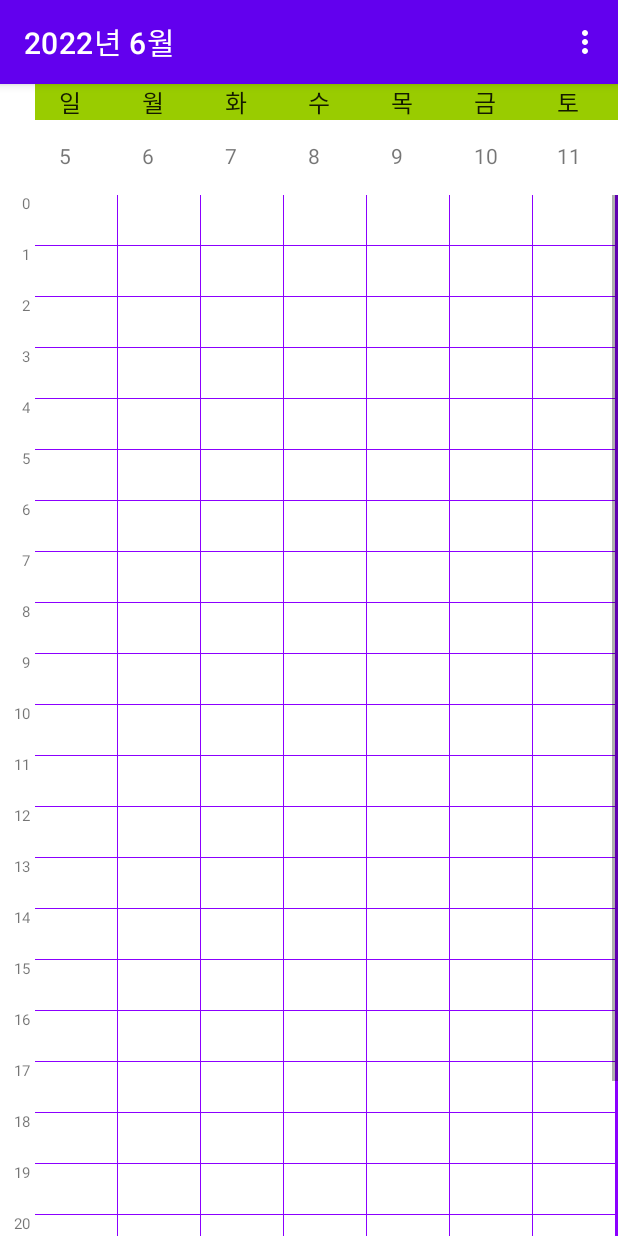
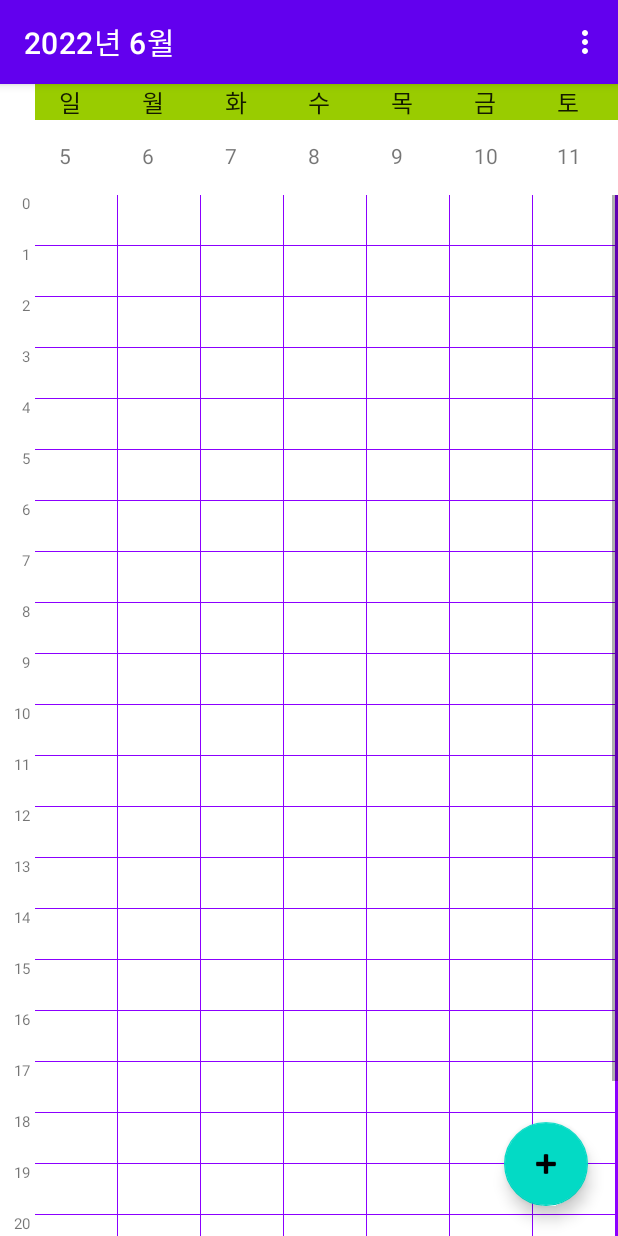
Before and after one commit to jiman-you/AndroidProject, an Android app: the screen it shows after launch (MonthViewActivity), in the options menu, after a tap on an icon or button, on a phone screen of 412 x 824 dp. Run offline under Robolectric (Android 15) with nearby library versions, the phone set to English and light mode, and no system bars.

Commit message:
layout_floting

```diff
--- a/AndroidProject1/app/src/main/java/com/hansung/android/androidproject1/MonthCalendarFragment.java
+++ b/AndroidProject1/app/src/main/java/com/hansung/android/androidproject1/MonthCalendarFragment.java
@@ -2,9 +2,6 @@ package com.hansung.android.androidproject1;
 
 import android.graphics.Color;
 import android.os.Bundle;
-
-import androidx.fragment.app.Fragment;
-
 import android.view.LayoutInflater;
 import android.view.View;
 import android.view.ViewGroup;
@@ -14,7 +11,8 @@ import android.widget.GridView;
 import android.widget.TextView;
 import android.widget.Toast;
 
-import java.time.Year;
+import androidx.fragment.app.Fragment;
+
 import java.util.Calendar;
 
 /**
@@ -88,10 +86,16 @@ public class MonthCalendarFragment extends Fragment {
                             Toast.LENGTH_SHORT).show();
                     if(sel_day!=null) sel_day.setBackgroundColor(Color.WHITE); //이전 선택된 텍스트 뷰 흰색으로 돌리기.
                     sel_day = v.findViewById(R.id.day_text);
-                    sel_day.setBackgroundColor(Color.CYAN); //선택된 텍스트 뷰 CYAN으로 색변경.
+                    sel_day.setBackgroundColor(Color.CYAN); //선택된 텍스트 뷰 CYAN으로 색변경
+                    ((MonthViewActivity)getActivity()).mainDate = String.format("%d년 %d월 %d일", mParam1,mParam2,(position - dayOfWeek + 1));
+                    ((MonthViewActivity)getActivity()).mainYear = mParam1;
+                    ((MonthViewActivity)getActivity()).mainMonth = mParam2;
+                    ((MonthViewActivity)getActivity()).mainDay = (position - dayOfWeek + 1);
                 }
             }
         });
+
         return rootview;
     }
+
 }
--- a/AndroidProject1/app/src/main/java/com/hansung/android/androidproject1/MonthViewFragment.java
+++ b/AndroidProject1/app/src/main/java/com/hansung/android/androidproject1/MonthViewFragment.java
@@ -1,18 +1,19 @@
 package com.hansung.android.androidproject1;
 
+import android.content.Intent;
+import android.database.Cursor;
 import android.os.Bundle;
-
-import androidx.fragment.app.Fragment;
-import androidx.viewpager2.adapter.FragmentStateAdapter;
-import androidx.viewpager2.widget.ViewPager2;
-
 import android.view.LayoutInflater;
 import android.view.View;
 import android.view.ViewGroup;
 import android.widget.ArrayAdapter;
 import android.widget.GridView;
 
-import java.util.Calendar;
+import androidx.fragment.app.Fragment;
+import androidx.viewpager2.adapter.FragmentStateAdapter;
+import androidx.viewpager2.widget.ViewPager2;
+
+import com.google.android.material.floatingactionbutton.FloatingActionButton;
 
 /**
  * A simple {@link Fragment} subclass.
@@ -29,6 +30,16 @@ public class    MonthViewFragment extends Fragment {
     // TODO: Rename and change types of parameters
     private String mParam1;
     private String mParam2;
+    DBHelper dbHelper;
+    Cursor cursor;
+
+    String data_d;
+    int data_year;
+    int data_month;
+    int data_day;
+    int data_hour;
+    int data_minute;
+    int data_st;
 
     public MonthViewFragment() {
         // Required empty public constructor
@@ -69,10 +80,10 @@ public class    MonthViewFragment extends Fragment {
 
         GridView day_of_the_week = rootview.findViewById(R.id.day_of_the_week_month);
         final String[] dayOfTheWeek = new String[]{"일", "월", "화", "수", "목", "금", "토"};
-        ArrayAdapter<String> DOWadapter = new ArrayAdapter<>(getActivity(),
+        ArrayAdapter<String> dayAdapter = new ArrayAdapter<>(getActivity(),
                 R.layout.day_of_the_week,
                 dayOfTheWeek);
-        day_of_the_week.setAdapter(DOWadapter);
+        day_of_the_week.setAdapter(dayAdapter);
 
         //화면 전환을 위해 ViewPager2를 사용함.
         ViewPager2 vpPager = rootview.findViewById(R.id.month_vp1);
@@ -96,6 +107,34 @@ public class    MonthViewFragment extends Fragment {
 
             }
         });
+
+        //플로팅 액션 바
+        FloatingActionButton fab = rootview.findViewById(R.id.flbtn1);
+        fab.setOnClickListener(new View.OnClickListener() {
+            @Override
+            public void onClick(View v) {
+                //값 전달
+                data_d = ((MonthViewActivity) getActivity()).mainDate;
+                data_year = ((MonthViewActivity) getActivity()).mainYear;
+                data_month = ((MonthViewActivity) getActivity()).mainMonth;
+                data_day = ((MonthViewActivity) getActivity()).mainDay;
+                data_hour = ((MonthViewActivity) getActivity()).mainHour;
+                data_minute = ((MonthViewActivity) getActivity()).mainMinute;
+                data_st = ((MonthViewActivity) getActivity()).mainStartTime;
+
+                Intent intent = new Intent(getActivity(), NewSchedule.class);
+                intent.putExtra("date", data_d);
+                intent.putExtra("startTime",data_st);
+                intent.putExtra("date", data_d);
+                intent.putExtra("year", data_year);
+                intent.putExtra("month", data_month);
+                intent.putExtra("day", data_day);
+                intent.putExtra("hour", data_hour);
+                intent.putExtra("minute", data_minute);
+
+                startActivity(intent);
+            }
+        });
         return rootview;
     }
 }
--- a/AndroidProject1/app/src/main/java/com/hansung/android/androidproject1/WeekViewFragment.java
+++ b/AndroidProject1/app/src/main/java/com/hansung/android/androidproject1/WeekViewFragment.java
@@ -1,4 +1,5 @@
 package com.hansung.android.androidproject1;
+import android.content.Intent;
 import android.os.Bundle;
 
 import android.view.LayoutInflater;
@@ -10,6 +11,8 @@ import android.widget.GridView;
 import androidx.fragment.app.Fragment;
 import androidx.viewpager2.adapter.FragmentStateAdapter;
 import androidx.viewpager2.widget.ViewPager2;
+
+import com.google.android.material.floatingactionbutton.FloatingActionButton;
 
 import java.util.Calendar;
 
@@ -74,11 +77,12 @@ public class WeekViewFragment extends Fragment {
         //fragment_week_view를 레이아웃 설정.
         View rootView = inflater.inflate(R.layout.fragment_week_view, container, false);
         GridView day_of_the_week = rootView.findViewById(R.id.day_of_the_week_week);
+        //요일생성.
         final String[] dayOfTheWeek = new String[]{"일", "월", "화", "수", "목", "금", "토"};
-        ArrayAdapter<String> DOWadapter = new ArrayAdapter<>(getActivity(),
+        ArrayAdapter<String> dayAdapter = new ArrayAdapter<>(getActivity(),
                 R.layout.day_of_the_week,
                 dayOfTheWeek);
-        day_of_the_week.setAdapter(DOWadapter);
+        day_of_the_week.setAdapter(dayAdapter);
 
         //화면 전환을 위해 ViewPager2를 사용함.
         ViewPager2 vpPager = rootView.findViewById(R.id.week_vp2);
@@ -106,6 +110,33 @@ public class WeekViewFragment extends Fragment {
                 ((MonthViewActivity) getActivity()).getSupportActionBar().setTitle(y + "년 " + (m+1) + "월 " );
             }
         });
+        //플로팅 액션 바
+        FloatingActionButton fab = rootView.findViewById(R.id.flbtn2);
+        fab.setOnClickListener(new View.OnClickListener() {
+            @Override
+            public void onClick(View v) {
+                //값 전달
+                data_d = ((MonthViewActivity) getActivity()).mainDate;
+                data_year = ((MonthViewActivity) getActivity()).mainYear;
+                data_month = ((MonthViewActivity) getActivity()).mainMonth;
+                data_day = ((MonthViewActivity) getActivity()).mainDay;
+                data_hour = ((MonthViewActivity) getActivity()).mainHour;
+                data_minute = ((MonthViewActivity) getActivity()).mainMinute;
+                data_st = ((MonthViewActivity) getActivity()).mainStartTime;
+
+                Intent intent = new Intent(getActivity(), NewSchedule.class);
+                intent.putExtra("date", data_d);
+                intent.putExtra("startTime",data_st);
+                intent.putExtra("date", data_d);
+                intent.putExtra("year", data_year);
+                intent.putExtra("month", data_month);
+                intent.putExtra("day", data_day);
+                intent.putExtra("hour", data_hour);
+                intent.putExtra("minute", data_minute);
+
+                startActivity(intent);
+            }
+        });
         return rootView;
     }
 }
--- a/AndroidProject1/app/src/main/res/layout/fragment_week_view.xml
+++ b/AndroidProject1/app/src/main/res/layout/fragment_week_view.xml
@@ -1,6 +1,13 @@
 <?xml version="1.0" encoding="utf-8"?>
-<LinearLayout xmlns:android="http://schemas.android.com/apk/res/android"
+<androidx.coordinatorlayout.widget.CoordinatorLayout
+    xmlns:android="http://schemas.android.com/apk/res/android"
     xmlns:tools="http://schemas.android.com/tools"
+    xmlns:app="http://schemas.android.com/apk/res-auto"
+    android:layout_width="match_parent"
+    android:layout_height="match_parent"
+    tools:context=".WeekViewFragment"
+    android:orientation="vertical">
+    <LinearLayout
         android:layout_width="match_parent"
         android:layout_height="match_parent"
         tools:context=".WeekViewFragment"
@@ -31,3 +38,14 @@
             android:layout_width="match_parent"
             android:layout_height="match_parent"/>
     </LinearLayout>
+
+
+    <com.google.android.material.floatingactionbutton.FloatingActionButton
+        android:id="@+id/flbtn2"
+        android:layout_width="wrap_content"
+        android:layout_height="wrap_content"
+        android:layout_gravity="bottom|end"
+        android:layout_margin="20dp"
+        app:srcCompat="@android:drawable/ic_input_add"
+        />
+</androidx.coordinatorlayout.widget.CoordinatorLayout>
```
Also changed, not shown: AndroidProject1/app/build.gradle (+11 -1 lines), AndroidProject1/app/src/main/java/com/hansung/android/androidproject1/MonthViewActivity.java (+7 -5 lines), AndroidProject1/app/src/main/res/layout/fragment_month_view.xml (+10 -1 lines). Lines whose indentation alone changed are shown as unchanged.
